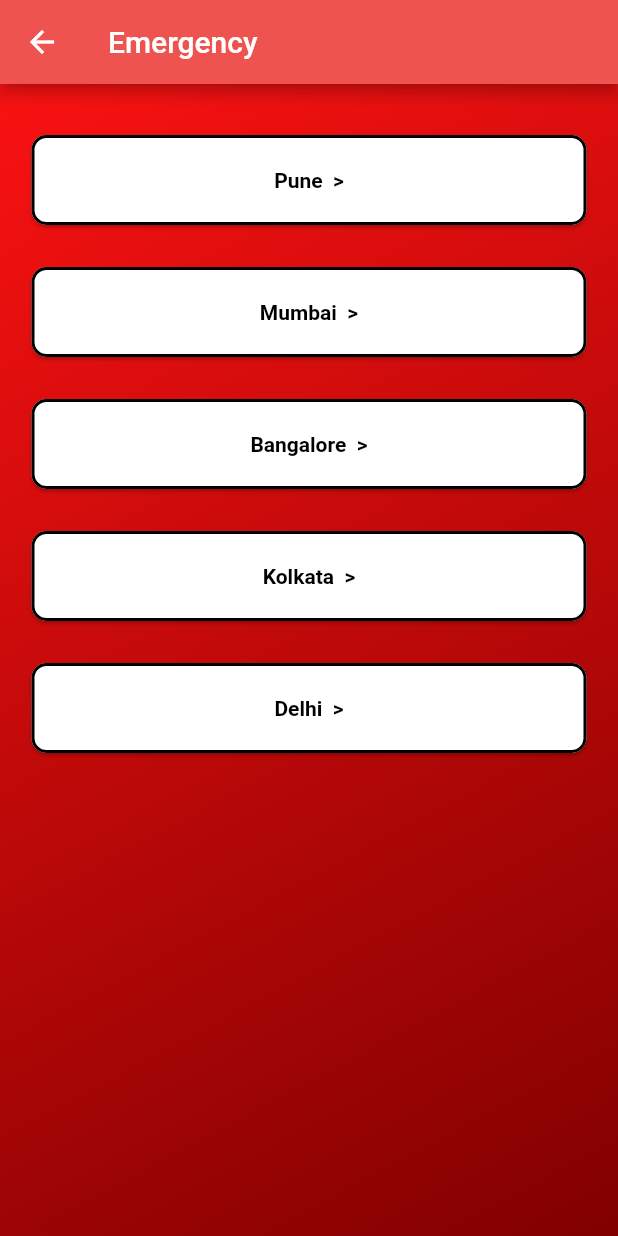
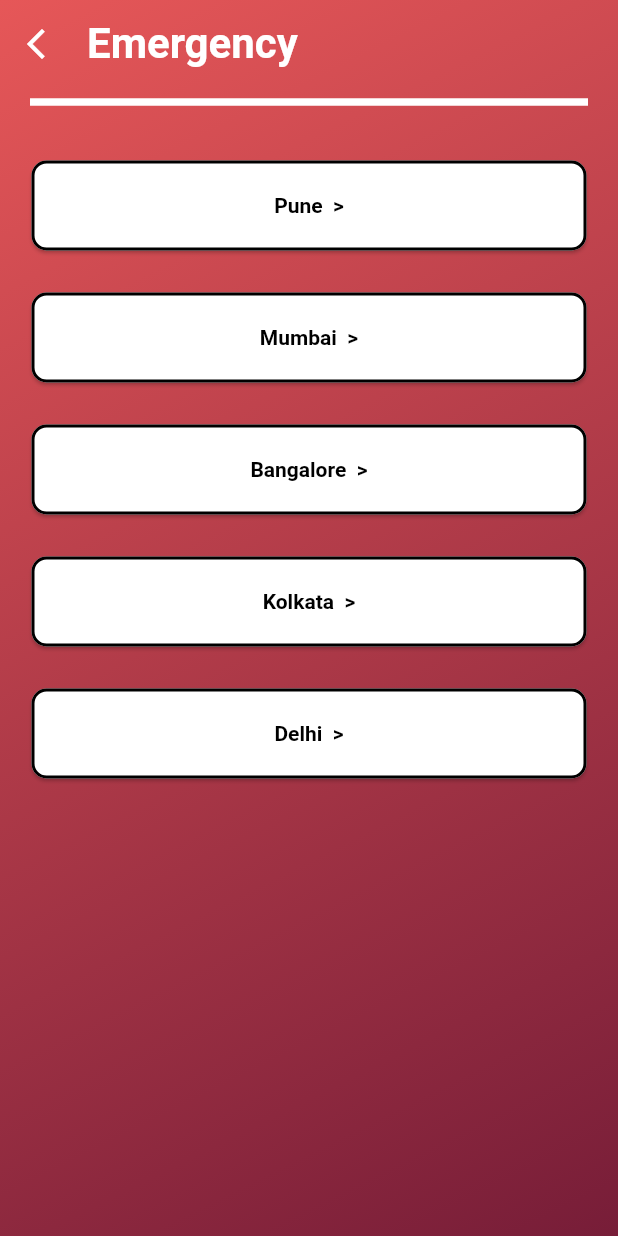
Before and after one commit to IshanRakte/CoviTrack, a Flutter app: the Emergency screen opened by its route, on a phone screen of 412 x 824 dp. Run offline on Flutter 3.47's test engine with Material 2 defaults, Android fonts, the phone set to English and light mode, and no system bars.

Commit message:
emergency appbar and gradient added

```diff
--- a/covitrack/lib/screens/emergency.dart
+++ b/covitrack/lib/screens/emergency.dart
@@ -9,25 +9,56 @@ class Emergency extends StatelessWidget {
   @override
   Widget build(BuildContext context) {
     return Scaffold(
-      appBar: AppBar(
-        title: Text(
-          'Emergency',
-          style: TextStyle(color: Colors.white),
-        ),
-        backgroundColor: Colors.red[400],
-      ),
+
       body: Container(
         decoration: BoxDecoration(
           gradient: LinearGradient(
-          colors: [Color.fromRGBO(250, 18, 18, 1), Color.fromRGBO(129, 0, 0,1)],
+          colors: [Color(0xffe65758), Color(0xff771d38)],
           begin: Alignment.topLeft,
           end: Alignment.bottomRight,
         )
         ),
         child: Center(
+          child: SafeArea(
+            child: Column(
+              children: [SizedBox(height: 5,),
+                      Row(
+                        children: [
+                          Row(
+                            children: [
+                              IconButton(
+                                onPressed: (){
+                                  Navigator.pop(context);
+                                },
+                                icon: Icon(Icons.arrow_back_ios_new, color: Colors.white,),
+                              ),
+                            ],
+                          ),
+                          SizedBox(width: 10,),
+                          Text(
+                            'Emergency',
+                            style: TextStyle(
+                              fontWeight: FontWeight.bold,
+                              fontSize: 28,
+                              color: Colors.white
+                            ),
+                          ),
+                        ],
+                      ),
+                      Divider(
+                        height: 30,
+                        thickness: 5,
+                        indent: 20,
+                        endIndent: 20,
+                        color: Colors.white,
+                      ),
+                      SizedBox(height: 20,),
+
+                Expanded(
+                  child: SingleChildScrollView(
+                    physics: BouncingScrollPhysics(),
                     child: Column(
                       children: [
-              SizedBox(height: 30.0),
                         Card(
                           color: Colors.white,
                           shape: RoundedRectangleBorder(
@@ -224,6 +255,12 @@ class Emergency extends StatelessWidget {
                     ),
                   ),
                 ),
+
+              ],
+            ),
+          ),
+        ),
+      ),
     );
   }
 }
```
Lines whose indentation alone changed are shown as unchanged.
